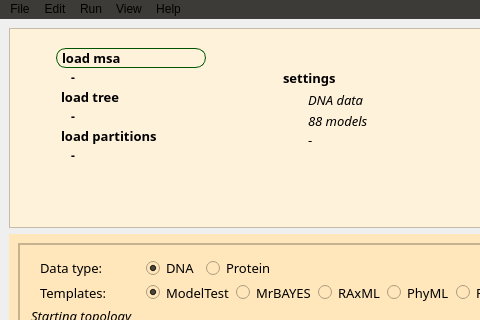
Above: src/gui/xmodeltest.ui from ddarriba/modeltest before the change; both pictures show x 0 to 480 and y 0 to 320 of the 842 by 739 pixel window. Below: the same form after it.
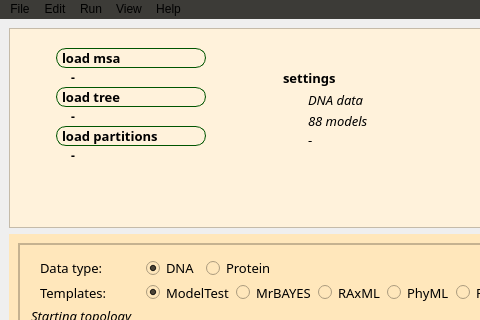
That is the form after the change. Icons and pictures are not drawn.

Commit message: updated results export dialog

What changed in the file:
```diff
--- a/src/gui/xmodeltest.ui
+++ b/src/gui/xmodeltest.ui
@@ -268,9 +268,10 @@
                 <string>Load tree (NEWICK)</string>
                </property>
                <property name="styleSheet">
-                <string notr="true">border: 0px;
+                <string notr="true">border:1px solid #050;
+border-radius: 10px;
 text-align: left;
-margin-left: 5px;</string>
+padding-left: 5px;</string>
                </property>
                <property name="text">
                 <string>load tree</string>
@@ -328,9 +329,10 @@
                 <string>Load partitions</string>
                </property>
                <property name="styleSheet">
-                <string notr="true">border: 0px;
+                <string notr="true">border:1px solid #050;
+border-radius: 10px;
 text-align: left;
-margin-left: 5px;</string>
+padding-left: 5px;</string>
                </property>
                <property name="text">
                 <string>load partitions</string>
```
Left out of the diff: 2 changed lines with no effect on the pictures. The commit also changes 7 other files.
